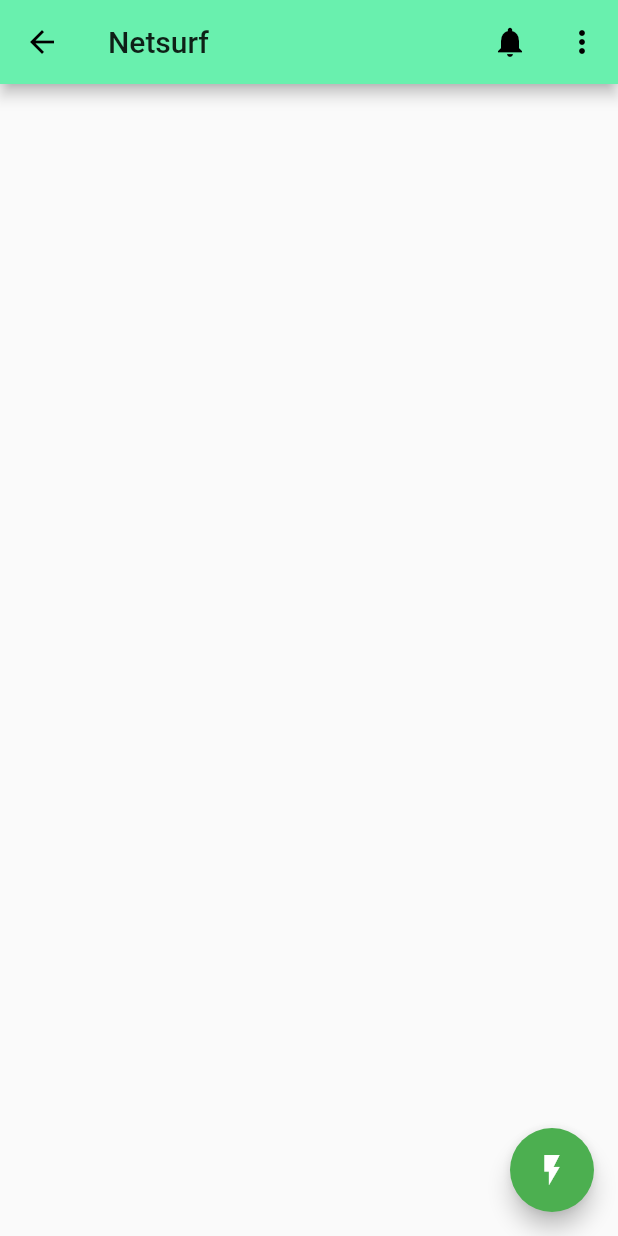
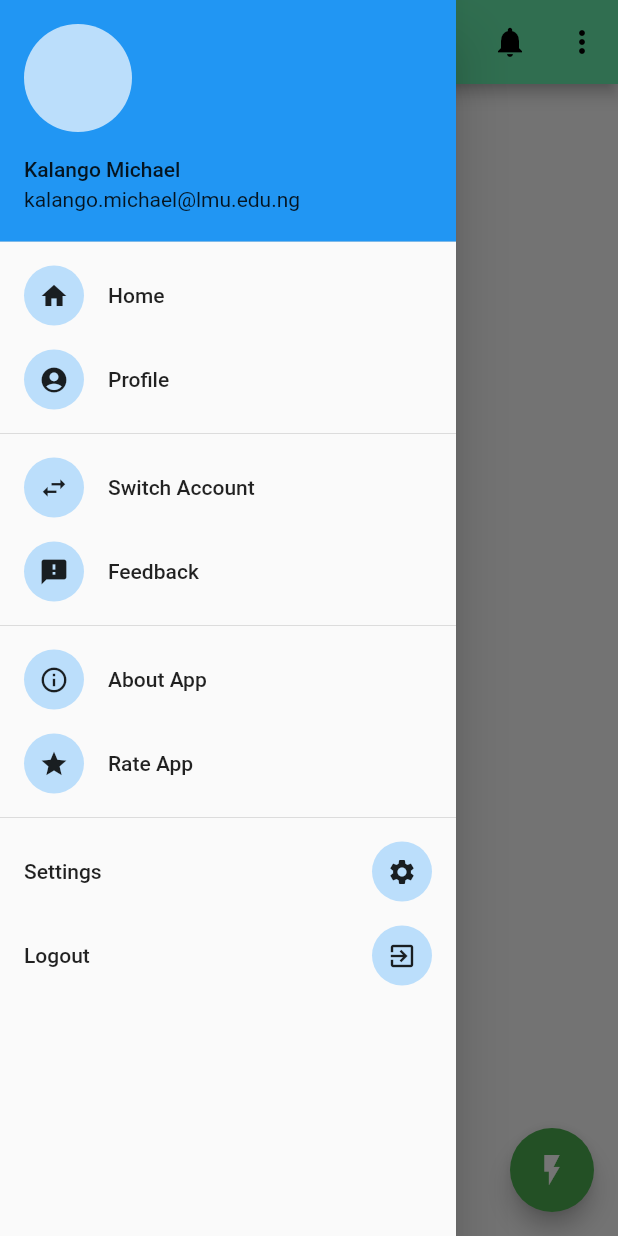
Before and after one commit to Fstackdevio/netsurf_flu, a Flutter app: the WrapperScreen screen opened directly, with the side drawer open (before the commit the screen has no drawer), on a phone screen of 412 x 824 dp. Run offline on Flutter 3.47's test engine with Material 2 defaults, Android fonts, the phone set to English and light mode, and no system bars.

Commit message:
further work on home page

```diff
--- a/lib/pages/wrapper.dart
+++ b/lib/pages/wrapper.dart
@@ -21,35 +21,35 @@ class _WrapperScreenState extends State<WrapperScreen> {
  //   }
 //  }
 
-  void _showModalSheet(Choice choice) {
-    showModalBottomSheet(
-      context: context,
-      builder: (builder) {
-        return new Container(
-          height: 250.0,
-          color: Colors.white,
-          padding: const EdgeInsets.all(32.0),
-          child: Row(
-            children: <Widget>[
-              Expanded(
-                child: Column(
-                  crossAxisAlignment: CrossAxisAlignment.center,
-                  children: <Widget>[
-                    Container(
-                      padding: const EdgeInsets.only(bottom: 8.0),
-                      child: Text('SETTINGS TRAY',
-                        style: TextStyle(fontSize: 25.0, fontWeight: FontWeight.bold),
-                      ),
-                    )
-                  ],
-                ),
-              )
-            ],
-          )
-        );
+ // void _showModalSheet(Choice choice) {
+  //  showModalBottomSheet(
+  //    context: context,
+  //    builder: (builder) {
+   //     return new Container(
+    //      height: 250.0,
+       //   color: Colors.white,
+       //   padding: const EdgeInsets.all(32.0),
+      //    child: Row(
+      //      children: <Widget>[
+      //        Expanded(
+       //         child: Column(
+        //          crossAxisAlignment: CrossAxisAlignment.center,
+         //         children: <Widget>[
+                  //  Container(
+                   //   padding: const EdgeInsets.only(bottom: 8.0),
+                    //  child: Text('SETTINGS TRAY',
+                    //    style: TextStyle(fontSize: 25.0, fontWeight: FontWeight.bold),
+                  //    ),
+               //     )
+               //   ],
+             //   ),
+           //   )
+          //  ],
+       //   )
+       // );
 
-      });
-  }
+     // });
+  //}
 
   Column buttonColumn(IconData icon, String label) {
     Color color = Theme.of(context).accentColor;
@@ -100,13 +100,14 @@ class _WrapperScreenState extends State<WrapperScreen> {
     return Scaffold(
       appBar: AppBar(
         title: Text('Netsurf'),
+        //centerTitle: true,
         actions: <Widget>[
           IconButton(
             icon: Icon(Icons.notifications),
             onPressed: () {},
           ),
           new PopupMenuButton<Choice>(
-            onSelected: _showModalSheet,
+            onSelected: null,
             itemBuilder: (BuildContext context) {
               return choices.map((Choice choice) {
                 return PopupMenuItem<Choice>(
@@ -121,10 +122,96 @@ class _WrapperScreenState extends State<WrapperScreen> {
           ),
         ],
       ),
+      drawer: new Drawer(
+        child: new Column(
+          children: <Widget>[
+            new UserAccountsDrawerHeader(
+              accountName: new Text('Kalango Michael'),
+              accountEmail: new Text('kalango.michael@lmu.edu.ng'),
+              currentAccountPicture: new CircleAvatar(
+              ),
+            ),
+            new ListTile(
+              leading: new CircleAvatar(
+                child: new Icon(
+                  Icons.home,
+                  size: 20.0,
+                )
+              ),
+              title: new Text('Home'),
+            ),
+            new ListTile(
+              leading: new CircleAvatar(
+                child: new Icon(
+                  Icons.account_circle,
+                  size: 20.0,
+                )
+              ),
+              title: new Text('Profile'),
+            ),
+            new Divider(),
+            new ListTile(
+              leading: new CircleAvatar(
+                child: new Icon(
+                  Icons.swap_horiz,
+                  size: 20.0,
+                )
+              ),
+              title: new Text('Switch Account'),
+            ),
+            new ListTile(
+              leading: new CircleAvatar(
+                child: new Icon(
+                  Icons.feedback,
+                  size: 20.0,
+                )
+              ),
+              title: new Text('Feedback'),
+            ),
+            new Divider(),
+            new ListTile(
+              leading: new CircleAvatar(
+                child: new Icon(
+                  Icons.info_outline,
+                  size: 20.0,
+                )
+              ),
+              title: new Text('About App'),
+            ),
+            new ListTile(
+              leading: new CircleAvatar(
+                child: new Icon(
+                  Icons.star,
+                  size: 20.0,
+                )
+              ),
+              title: new Text('Rate App'),
+            ),
+                        new Divider(),
+            new ListTile(
+              trailing: new CircleAvatar(
+                child: new Icon(
+                  Icons.settings,
+                  size: 20.0,
+                )
+              ),
+              title: new Text('Settings'),
+            ),
+            new ListTile(
+              trailing: new CircleAvatar(
+                child: new Icon(
+                  Icons.exit_to_app,
+                  size: 20.0,
+                )
+              ),
+              title: new Text('Logout'),
+            )
+          ]
+        ),
+      ),
       floatingActionButton: FloatingActionButton(
         backgroundColor: Colors.green,
         onPressed: () {
-          Null;
         },
         child: Icon(Icons.flash_on, color: Colors.white),
       ),
@@ -139,6 +226,6 @@ class Choice {
 }
 
 const List<Choice> choices = const <Choice>[
-  const Choice(title: ('Settings'), icon: Icons.settings),
-  //const Choice(title: Lumous.quit, icon: Icons.exit_to_app),
+  //const Choice(title: ('Settings'), icon: Icons.settings),
+  const Choice(title: ('Quit'), icon: Icons.exit_to_app),
 ];
```
